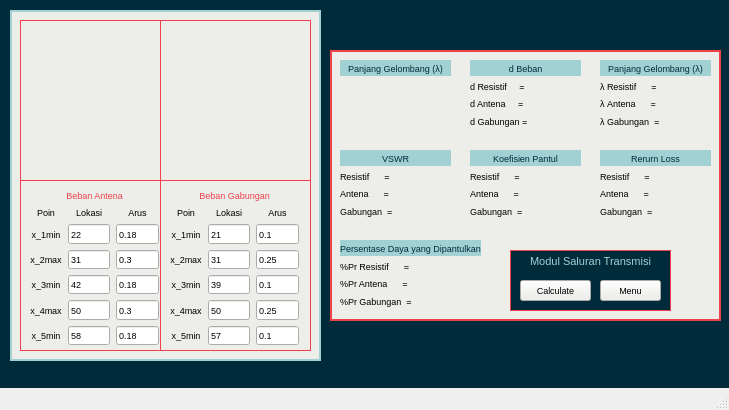
First picture: the form in Modul_3.ui, repository thaa15/proyekgui, before the edit.
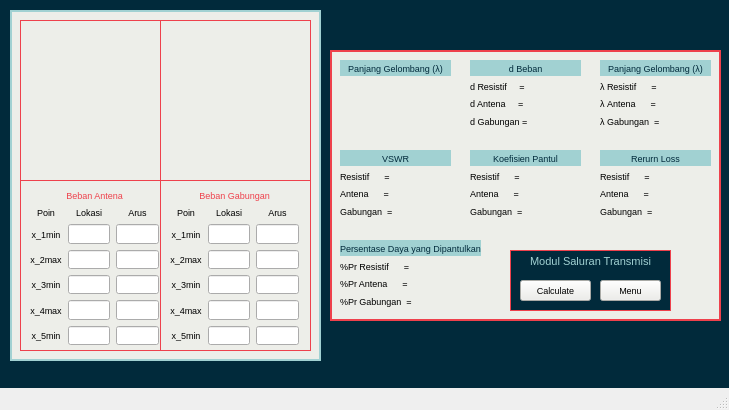
Second picture: the form after the edit.

Commit message: modul 3 kelar

Patch:
```diff
--- a/Modul_3.ui
+++ b/Modul_3.ui
@@ -110,7 +110,7 @@
         </font>
        </property>
        <property name="text">
-        <string>22</string>
+        <string/>
        </property>
       </widget>
      </item>
@@ -122,7 +122,7 @@
         </font>
        </property>
        <property name="text">
-        <string>0.18</string>
+        <string/>
        </property>
       </widget>
      </item>
@@ -149,7 +149,7 @@
         </font>
        </property>
        <property name="text">
-        <string>31</string>
+        <string/>
        </property>
       </widget>
      </item>
@@ -161,7 +161,7 @@
         </font>
        </property>
        <property name="text">
-        <string>0.3</string>
+        <string/>
        </property>
       </widget>
      </item>
@@ -188,7 +188,7 @@
         </font>
        </property>
        <property name="text">
-        <string>42</string>
+        <string/>
        </property>
       </widget>
      </item>
@@ -200,7 +200,7 @@
         </font>
        </property>
        <property name="text">
-        <string>0.18</string>
+        <string/>
        </property>
       </widget>
      </item>
@@ -227,7 +227,7 @@
         </font>
        </property>
        <property name="text">
-        <string>50</string>
+        <string/>
        </property>
       </widget>
      </item>
@@ -239,7 +239,7 @@
         </font>
        </property>
        <property name="text">
-        <string>0.3</string>
+        <string/>
        </property>
       </widget>
      </item>
@@ -266,7 +266,7 @@
         </font>
        </property>
        <property name="text">
-        <string>58</string>
+        <string/>
        </property>
       </widget>
      </item>
@@ -278,7 +278,7 @@
         </font>
        </property>
        <property name="text">
-        <string>0.18</string>
+        <string/>
        </property>
       </widget>
      </item>
@@ -380,7 +380,7 @@
         </font>
        </property>
        <property name="text">
-        <string>21</string>
+        <string/>
        </property>
       </widget>
      </item>
@@ -392,7 +392,7 @@
         </font>
        </property>
        <property name="text">
-        <string>0.1</string>
+        <string/>
        </property>
       </widget>
      </item>
@@ -419,7 +419,7 @@
         </font>
        </property>
        <property name="text">
-        <string>31</string>
+        <string/>
        </property>
       </widget>
      </item>
@@ -431,7 +431,7 @@
         </font>
        </property>
        <property name="text">
-        <string>0.25</string>
+        <string/>
        </property>
       </widget>
      </item>
@@ -458,7 +458,7 @@
         </font>
        </property>
        <property name="text">
-        <string>39</string>
+        <string/>
        </property>
       </widget>
      </item>
@@ -470,7 +470,7 @@
         </font>
        </property>
        <property name="text">
-        <string>0.1</string>
+        <string/>
        </property>
       </widget>
      </item>
@@ -497,7 +497,7 @@
         </font>
        </property>
        <property name="text">
-        <string>50</string>
+        <string/>
        </property>
       </widget>
      </item>
@@ -509,7 +509,7 @@
         </font>
        </property>
        <property name="text">
-        <string>0.25</string>
+        <string/>
        </property>
       </widget>
      </item>
@@ -536,7 +536,7 @@
         </font>
        </property>
        <property name="text">
-        <string>57</string>
+        <string/>
        </property>
       </widget>
      </item>
@@ -548,7 +548,7 @@
         </font>
        </property>
        <property name="text">
-        <string>0.1</string>
+        <string/>
        </property>
       </widget>
      </item>
```
Left out of the diff: 40 changed lines with no effect on the pictures.
